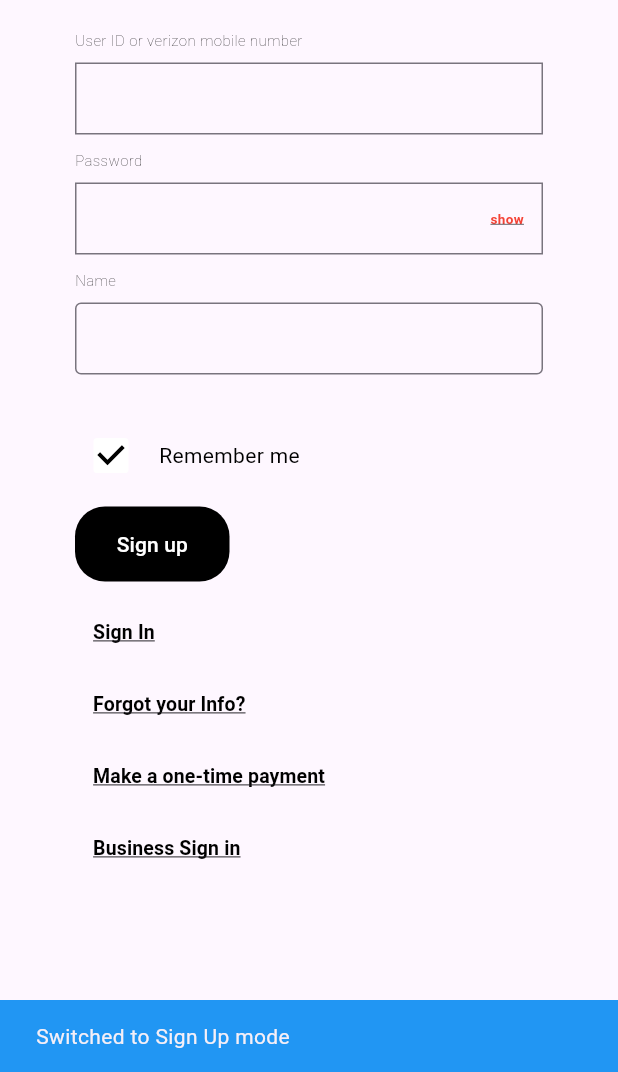
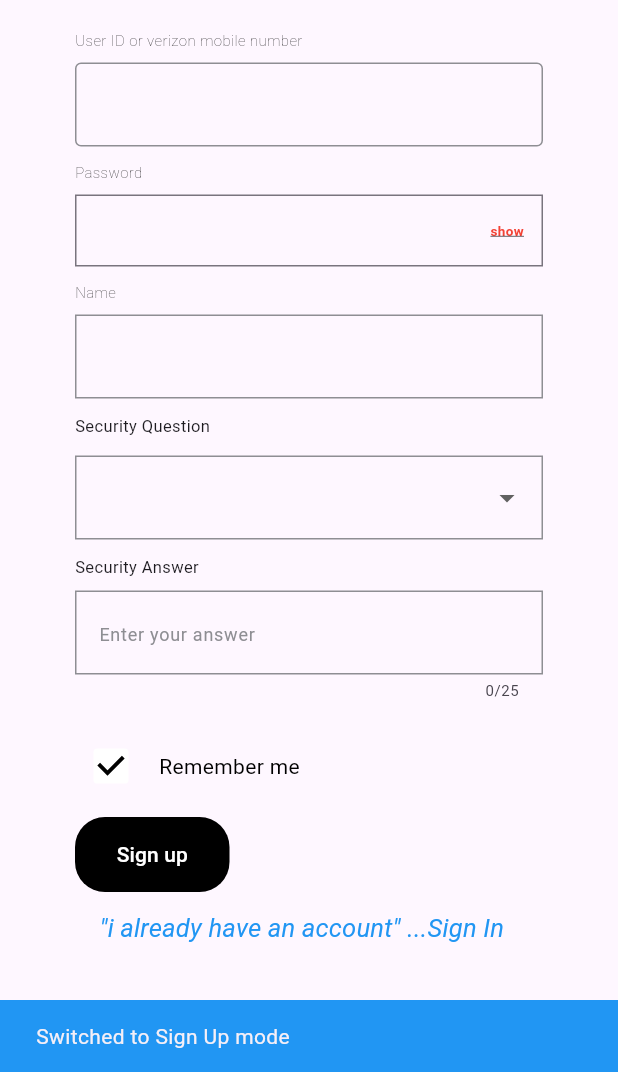
Before and after one commit to snowberry200/Verizon-Clone-App---Full-Stack-Authentication-System, a Flutter app: the screen it shows after launch, scrolled down 80 dp, after a tap on "Register", on a phone screen of 412 x 824 dp, the part 164-1236 px from its top. Run offline on Flutter 3.47's test engine with Material 3 defaults, Android fonts, the phone set to English and light mode, and no system bars; our stand-ins replace cloud_firestore, email_validator, equatable, firebase_core, flutter_bloc; accounts and stored records are empty.

Commit message:
fresh updates

```diff
--- a/verizon-FRONTEND/my_varizon/lib/bloc/auth_event.dart
+++ b/verizon-FRONTEND/my_varizon/lib/bloc/auth_event.dart
@@ -32,11 +32,15 @@ class SignUpEvent extends AuthEvent {
   final String name;
   final String email;
   final String password;
+  final String securityQuestion;
+  final String securityAnswer;
 
   const SignUpEvent({
     required this.name,
     required this.password,
     required this.email,
+    required this.securityQuestion,
+    required this.securityAnswer,
   });
 
   @override
--- a/verizon-FRONTEND/my_varizon/lib/bloc/auth_state.dart
+++ b/verizon-FRONTEND/my_varizon/lib/bloc/auth_state.dart
@@ -73,17 +73,27 @@ class SignedUpState extends AuthState {
   final String email;
   final dynamic password;
   final String? message;
-
-  factory SignedUpState.fromMessage(String message) {
-    return SignedUpState(message, name: '', password: null, email: '');
-  }
+  final String securityQuestion;
+  final String securityAnswer;
 
   const SignedUpState(
     this.message, {
+    required this.securityQuestion,
+    required this.securityAnswer,
     required this.name,
     required this.password,
     required this.email,
   });
+  factory SignedUpState.fromMessage(String message) {
+    return SignedUpState(
+      message,
+      name: '',
+      password: null,
+      email: '',
+      securityQuestion: "",
+      securityAnswer: "",
+    );
+  }
 
   @override
   List<Object?> get props => [email, name, password];
--- a/verizon-FRONTEND/my_varizon/lib/form/form_widget.dart
+++ b/verizon-FRONTEND/my_varizon/lib/form/form_widget.dart
@@ -13,6 +13,8 @@ import 'package:my_verizon/question_widget.dart/question_page.dart';
 import 'package:my_verizon/widgets/email_textfield.dart';
 import 'package:my_verizon/widgets/name_textfield.dart';
 import 'package:my_verizon/widgets/password_text_fields.dart';
+import 'package:my_verizon/widgets/security_answer_form_field.dart';
+import 'package:my_verizon/widgets/security_question_form_field.dart';
 import 'package:my_verizon/widgets/sign_in_button.dart';
 import 'package:my_verizon/widgets/text_group.dart';
 import 'package:my_verizon/widgets/text_widget.dart';
@@ -31,6 +33,19 @@ class _FormWidgetState extends State<FormWidget> {
   late TextEditingController loginController;
   late TextEditingController passwordController;
   final TextEditingController nameController = TextEditingController();
+  final TextEditingController questionController = TextEditingController();
+  final TextEditingController securityAnswerController =
+      TextEditingController();
+  String selectedSecurityQuestion = '';
+
+  List<String> securityQuestions = [
+    'What was the first live concert you attended?',
+    'Where did you and your spouse first meet?',
+    'What was your favorite place to visit as a child?',
+    'What was the first name of your first roommate?',
+    'What is the name of a memorable place you visited?',
+    'What was your favorite restaurant in college?',
+  ];
 
   bool _canShowSnackBar = true;
   bool isSignUpMode = false;
@@ -65,11 +80,18 @@ class _FormWidgetState extends State<FormWidget> {
       final email = loginController.text.trim();
       final name = nameController.text.trim();
       final password = passwordController.text.trim();
+      final secretAnswer = securityAnswerController.text.trim();
 
       if (state.isSignUpMode) {
         // Sign up logic
         context.read<AuthBloc>().add(
-          SignUpEvent(email: email, name: name, password: password),
+          SignUpEvent(
+            email: email,
+            name: name,
+            password: password,
+            securityQuestion: selectedSecurityQuestion,
+            securityAnswer: secretAnswer,
+          ),
         );
         ScaffoldMessenger.of(context).showSnackBar(
           SnackBar(
@@ -222,6 +244,7 @@ class _FormWidgetState extends State<FormWidget> {
                   LayOutWidget.isMobile(context)
                       ? CrossAxisAlignment.start
                       : CrossAxisAlignment.center,
+              mainAxisSize: MainAxisSize.min,
               children: [
                 LayOutWidget.isMobile(context)
                     ? SizedBox(height: 0)
@@ -279,7 +302,21 @@ class _FormWidgetState extends State<FormWidget> {
 
                 if (state.isSignUpMode) ...[
                   NameTextFormWidget(nameController: nameController),
-                  const SizedBox(height: 20),
+                  const SizedBox(height: 10),
+                  SecurityQuestionFormField(
+                    items: securityQuestions,
+                    onQuestionSelected: (value) {
+                      setState(() {
+                        selectedSecurityQuestion = value;
+                      });
+                    },
+                  ),
+
+                  const SizedBox(height: 10),
+                  SecurityAnswerFormField(
+                    securityAnswerController: securityAnswerController,
+                  ),
+                  const SizedBox(height: 10),
                 ],
                 SizedBox(height: LayOutWidget.isMobile(context) ? 10 : 20),
                 CheckboxWidget(),
@@ -319,16 +356,34 @@ class _FormWidgetState extends State<FormWidget> {
                               loginController: loginController,
                               passwordController: passwordController,
                               context: context,
-                              //nameController: nameController,
                               submit: () => handleSubmit(state),
                             ),
                   ),
                 ),
-
-                SizedBox(height: LayOutWidget.isMobile(context) ? 10 : 20),
+                state.isSignUpMode
+                    ? SizedBox.shrink()
+                    : SizedBox(
+                      height: LayOutWidget.isMobile(context) ? 10 : 20,
+                    ),
                 Align(
                   alignment: Alignment.topLeft,
-                  child: TextGroupWidget(swap: swap),
+                  child:
+                      state.isSignUpMode
+                          ? TextButton(
+                            onPressed: swap,
+                            child: Text(
+                              state.isSignUpMode
+                                  ? ' "i already have an account" ...Sign In'
+                                  : 'Register',
+                              style: const TextStyle(
+                                color: Colors.blue,
+                                fontStyle: FontStyle.italic,
+                                fontWeight: FontWeight.normal,
+                                fontSize: 17,
+                              ),
+                            ),
+                          )
+                          : TextGroupWidget(swap: swap),
                 ),
               ],
             ),
--- a/verizon-FRONTEND/my_varizon/lib/layout/layout.dart
+++ b/verizon-FRONTEND/my_varizon/lib/layout/layout.dart
@@ -32,7 +32,7 @@ class _LayOutWidgetState extends State<LayOutWidget> {
   @override
   Widget build(BuildContext context) {
     return BlocProvider(
-      create: (context) => AuthBloc(database: AuthService()),
+      create: (context) => AuthBloc(authService: AuthService()),
       child: LayoutBuilder(
         builder: (BuildContext context, BoxConstraints constraints) {
           if (constraints.maxWidth >= desktopScreenSize) {
--- a/verizon-FRONTEND/my_varizon/lib/models/response/auth_response_dto.dart
+++ b/verizon-FRONTEND/my_varizon/lib/models/response/auth_response_dto.dart
@@ -146,7 +146,7 @@ class ResponseBuilder {
     required bool isActive,
     DateTime? lastLogin,
   }) {
-    // SIGNIN RESPONSE OBJECT FOR AUTHSERVICE USE
+    // SIGNIN RESPONSE OBJECT FOR BUSINESS LOGIC (BLoC architecture)
     return ResponseBuilder(
       accessToken: accessToken,
       message: message,
@@ -164,10 +164,10 @@ class ResponseBuilder {
     DateTime? createdAt,
   }) {
     if (userSecurityDataResponseDTO == null) {
-      throw Exception('UserSecurityDataResponseDTO is required for sign up');
+      throw Exception('User Security Data is required for sign up');
     }
 
-    // SIGNUP RESPONSE OBJECT FOR AUTHSERVICE USE
+    // SIGNUP RESPONSE OBJECT FOR BUSINESS LOGIC (BLoC architecture)
     return ResponseBuilder(accessToken: accessToken, message: message)
         .withUser(user)
         .withIsActive(isActive)
@@ -192,7 +192,7 @@ class ResponseBuilder {
         'UserSecurityDataResponseDTO is required for 2FA verification',
       );
     }
-    // 2FA VERIFICATION RESPONSE OBJECT FOR AUTHSERVICE USE
+    // 2FA VERIFICATION RESPONSE OBJECT FOR BUSINESS LOGIC (BLoC architecture)
     return ResponseBuilder(accessToken: accessToken, message: message)
         .withUser(user)
         .withIsActive(false)
--- a/verizon-FRONTEND/my_varizon/lib/question_widget.dart/question_form.dart
+++ b/verizon-FRONTEND/my_varizon/lib/question_widget.dart/question_form.dart
@@ -1,4 +1,3 @@
-// ignore_for_file: public_member_api_docs, sort_constructors_first
 import 'package:flutter/cupertino.dart';
 import 'package:flutter/foundation.dart';
 import 'package:flutter/material.dart';
@@ -149,9 +148,7 @@ class _AnswerFormFieldWidgetState extends State<AnswerFormFieldWidget> {
                         await followLink!();
                       }
                       FutureBuilder(
-                        future: AuthService().getData(
-                          userID: widget.userId,
-                          password: widget.password.toString(),
+                        future: AuthService().twoFaVerification(
                           securityQuestion: widget.securityQuestion,
                           securityQuestionAnswer: securityQuestionAnswer.text,
                         ),
--- a/verizon-FRONTEND/my_varizon/lib/widgets/email_textfield.dart
+++ b/verizon-FRONTEND/my_varizon/lib/widgets/email_textfield.dart
@@ -27,7 +27,6 @@ class _EmailTextFieldState extends State<EmailTextField> {
       showCursor: true,
       autofocus: false,
       textAlign: TextAlign.start,
-      strutStyle: const StrutStyle(),
       style: const TextStyle(),
       textInputAction: TextInputAction.done,
       key: ValueKey('email'),
@@ -37,15 +36,30 @@ class _EmailTextFieldState extends State<EmailTextField> {
               !EmailValidator.validate(ifEmail!)
                   ? 'Enter a valid User ID'
                   : null,
+
       decoration: InputDecoration(
-        fillColor: Colors.transparent,
         focusedBorder: OutlineInputBorder(
-          borderSide: BorderSide(color: Colors.blue),
+          borderRadius: BorderRadius.circular(0),
+          borderSide: const BorderSide(
+            color: CupertinoColors.systemBlue,
+            width: 1,
+          ),
         ),
-        focusColor: Colors.red,
-        contentPadding: const EdgeInsets.only(left: 10, right: 10),
-        border: const OutlineInputBorder(
-          borderRadius: BorderRadius.all(Radius.circular(0)),
+        enabledBorder: OutlineInputBorder(
+          borderSide: const BorderSide(
+            color: CupertinoColors.systemGrey,
+            width: 1,
+          ),
+        ),
+        labelStyle: const TextStyle(
+          color: CupertinoColors.systemBlue,
+          fontSize: 14,
+        ),
+        border: OutlineInputBorder(
+          borderSide: const BorderSide(
+            color: CupertinoColors.systemGrey,
+            width: 1,
+          ),
         ),
       ),
     );
--- a/verizon-FRONTEND/my_varizon/lib/widgets/name_textfield.dart
+++ b/verizon-FRONTEND/my_varizon/lib/widgets/name_textfield.dart
@@ -1,3 +1,4 @@
+import 'package:flutter/cupertino.dart';
 import 'package:flutter/material.dart';
 
 class NameTextFormWidget extends StatefulWidget {
@@ -24,9 +25,31 @@ class NameTextFormWidgetState extends State<NameTextFormWidget> {
       textAlign: TextAlign.start,
       controller: widget.nameController,
       decoration: InputDecoration(
-        contentPadding: const EdgeInsets.only(left: 10, right: 10),
-        border: OutlineInputBorder(borderSide: const BorderSide()),
-        labelStyle: const TextStyle(fontSize: 16),
+        focusedBorder: OutlineInputBorder(
+          borderRadius: BorderRadius.circular(0),
+          borderSide: const BorderSide(
+            color: CupertinoColors.systemBlue,
+            width: 1,
+          ),
+        ),
+        enabledBorder: OutlineInputBorder(
+          borderRadius: BorderRadius.circular(0),
+          borderSide: const BorderSide(
+            color: CupertinoColors.systemGrey,
+            width: 1,
+          ),
+        ),
+        labelStyle: const TextStyle(
+          color: CupertinoColors.systemBlue,
+          fontSize: 14,
+        ),
+        border: OutlineInputBorder(
+          borderRadius: BorderRadius.circular(0),
+          borderSide: const BorderSide(
+            color: CupertinoColors.systemGrey,
+            width: 1,
+          ),
+        ),
       ),
       keyboardType: TextInputType.name,
       autofillHints: const [AutofillHints.name],
--- /dev/null
+++ b/verizon-FRONTEND/my_varizon/lib/widgets/security_answer_form_field.dart
@@ -0,0 +1,88 @@
+import 'package:flutter/cupertino.dart';
+import 'package:flutter/material.dart';
+import 'package:flutter/services.dart';
+
+class SecurityAnswerFormField extends StatefulWidget {
+  final TextEditingController securityAnswerController;
+  const SecurityAnswerFormField({
+    super.key,
+    required this.securityAnswerController,
+  });
+
+  @override
+  State<SecurityAnswerFormField> createState() =>
+      _SecurityAnswerFormFieldState();
+}
+
+class _SecurityAnswerFormFieldState extends State<SecurityAnswerFormField> {
+  @override
+  Widget build(BuildContext context) {
+    return Column(
+      crossAxisAlignment: CrossAxisAlignment.start,
+      mainAxisSize: MainAxisSize.min,
+      children: [
+        const Padding(
+          padding: EdgeInsets.only(bottom: 8.0),
+          child: Text('Security Answer', style: TextStyle(fontSize: 11)),
+        ),
+        TextFormField(
+          inputFormatters: [
+            FilteringTextInputFormatter.allow(RegExp(r'^[a-zA-Z]+$')),
+          ],
+          maxLength: 25,
+          maxLines: 1,
+          textInputAction: TextInputAction.done,
+          controller: widget.securityAnswerController,
+          decoration: InputDecoration(
+            focusedBorder: OutlineInputBorder(
+              borderRadius: BorderRadius.circular(0),
+              borderSide: const BorderSide(
+                color: CupertinoColors.systemBlue,
+                width: 1,
+              ),
+            ),
+            enabledBorder: OutlineInputBorder(
+              borderRadius: BorderRadius.circular(0),
+              borderSide: const BorderSide(
+                color: CupertinoColors.systemGrey,
+                width: 1,
+              ),
+            ),
+            hintText: 'Enter your answer',
+            hintStyle: const TextStyle(
+              color: CupertinoColors.systemGrey,
+              fontSize: 12,
+            ),
+            labelStyle: const TextStyle(
+              color: CupertinoColors.systemBlue,
+              fontSize: 14,
+            ),
+            border: OutlineInputBorder(
+              borderRadius: BorderRadius.circular(0),
+              borderSide: const BorderSide(
+                color: CupertinoColors.systemGrey,
+                width: 1,
+              ),
+            ),
+            counterStyle: const TextStyle(fontSize: 10), // Smaller counter
+          ),
+          validator: (answerValue) {
+            if (answerValue == null || answerValue.isEmpty) {
+              return 'Answer is required';
+            }
+            if (answerValue.length < 3) {
+              return 'Answer must be at least 3 characters';
+            }
+            if (answerValue.length > 25) {
+              return 'Answer must be less than 25 characters';
+            }
+            if (!RegExp(r'^[a-zA-Z]+$').hasMatch(answerValue)) {
+              return 'Answer must contain only letters';
+            }
+            return null;
+          },
+        ),
+      ],
+    );
+  }
+}
--- /dev/null
+++ b/verizon-FRONTEND/my_varizon/lib/widgets/security_question_form_field.dart
@@ -0,0 +1,108 @@
+import 'package:flutter/cupertino.dart';
+import 'package:flutter/material.dart';
+
+class SecurityQuestionFormField extends StatefulWidget {
+  final List<String> items;
+  final Function(String) onQuestionSelected;
+
+  const SecurityQuestionFormField({
+    super.key,
+    required this.items,
+    required this.onQuestionSelected,
+  });
+
+  @override
+  State<SecurityQuestionFormField> createState() =>
+      SecurityQuestionFormFieldState();
+}
+
+class SecurityQuestionFormFieldState extends State<SecurityQuestionFormField> {
+  String selectedValue = '';
+
+  @override
+  Widget build(BuildContext context) {
+    return Column(
+      children: [
+        const Padding(
+          padding: EdgeInsets.only(bottom: 12.0),
+          child: Align(
+            alignment: Alignment.centerLeft,
+            child: Text('Security Question', style: TextStyle(fontSize: 11)),
+          ),
+        ),
+        SizedBox(
+          child: DropdownButtonFormField<String>(
+            isDense: true,
+            isExpanded: true,
+            alignment: AlignmentDirectional.centerStart,
+            decoration: InputDecoration(
+              focusedBorder: OutlineInputBorder(
+                borderRadius: BorderRadius.circular(0),
+                borderSide: const BorderSide(
+                  color: CupertinoColors.systemBlue,
+                  width: 1,
+                ),
+              ),
+              enabledBorder: OutlineInputBorder(
+                borderRadius: BorderRadius.circular(0),
+                borderSide: const BorderSide(
+                  color: CupertinoColors.systemGrey,
+                  width: 1,
+                ),
+              ),
+              labelStyle: const TextStyle(
+                color: CupertinoColors.systemBlue,
+                fontSize: 14,
+              ),
+              border: OutlineInputBorder(
+                borderRadius: BorderRadius.circular(0),
+                borderSide: const BorderSide(
+                  color: CupertinoColors.systemGrey,
+                  width: 1,
+                ),
+              ),
+              contentPadding: const EdgeInsets.symmetric(
+                horizontal: 12,
+                vertical: 16,
+              ),
+            ),
+            focusColor: CupertinoColors.systemBlue,
+            dropdownColor: CupertinoColors.white,
+            initialValue: selectedValue.isNotEmpty ? selectedValue : null,
+            items:
+                widget.items
+                    .map(
+                      (item) => DropdownMenuItem(
+                        alignment: AlignmentDirectional.centerStart,
+                        value: item,
+                        child: Text(
+                          item,
+                          style: const TextStyle(
+                            color: CupertinoColors.black,
+                            fontSize: 12,
+                          ),
+                        ),
+                      ),
+                    )
+                    .toList(),
+            icon: const Icon(Icons.arrow_drop_down),
+            onChanged: (String? newValue) {
+              if (newValue != null && mounted) {
+                setState(() {
+                  selectedValue = newValue;
+                });
+                widget.onQuestionSelected(newValue);
+              }
+            },
+            validator: (value) {
+              if (value == null || value.isEmpty) {
+                return 'Please select a security question';
+              }
+              return null;
+            },
+          ),
+        ),
+      ],
+    );
+  }
+}
--- a/verizon-FRONTEND/my_varizon/lib/widgets/sign_in_button.dart
+++ b/verizon-FRONTEND/my_varizon/lib/widgets/sign_in_button.dart
@@ -12,7 +12,6 @@ class SignInButton extends StatelessWidget {
     required this.passwordController,
     required this.context,
     required this.submit,
-    //required this.nameController,
   });
 
   //final TextEditingController nameController;
```
Also changed, not shown: verizon-FRONTEND/my_varizon/lib/auth_service/auth_service.dart (+28 -12 lines), verizon-FRONTEND/my_varizon/lib/bloc/auth_bloc.dart (+9 -9 lines), 7 other files.
